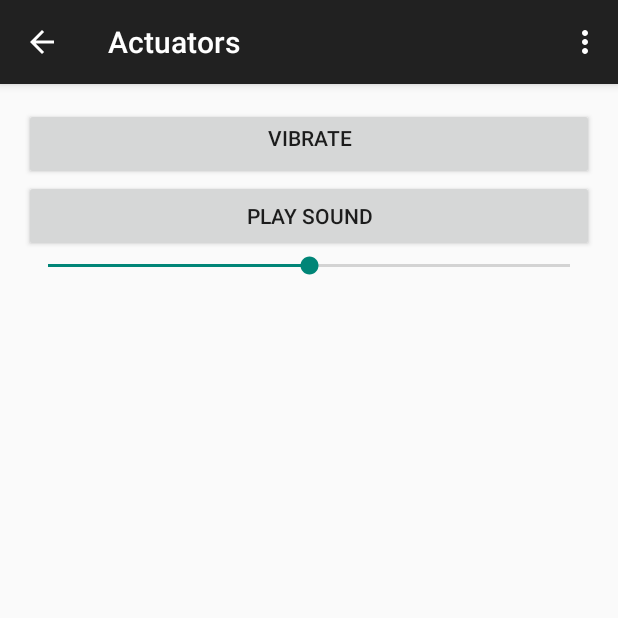
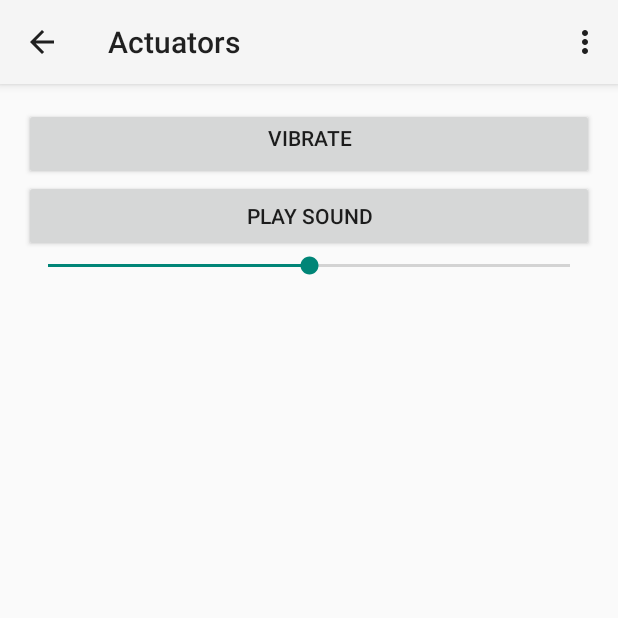
Before and after one commit to huoxiaoyao/DistSys1, an Android app: the screen it shows after launch (ActuatorsActivity), after a tap on "BUZZZZZ", on a phone screen of 412 x 824 dp, the top half of it. Run offline under Robolectric (Android 15) with nearby library versions, the phone set to English and light mode, and no system bars.

Commit message:
first working version, everything is working now. Changed naming, changed layout, Vibrate now works instantly. We are awesome^^

```diff
--- a/VS_fabianu_Sensors/app/src/main/AndroidManifest.xml
+++ b/VS_fabianu_Sensors/app/src/main/AndroidManifest.xml
@@ -7,7 +7,7 @@
         android:allowBackup="true"
         android:icon="@mipmap/ic_launcher"
         android:label="@string/app_name"
-        android:theme="@style/AppTheme" >
+        android:theme="@style/Theme.AppCompat.Light" >
         <activity
             android:name="ch.ethz.inf.vs.a1.fabianu.sensors.MainActivity"
             android:label="@string/app_name" >
@@ -18,7 +18,7 @@
             </intent-filter>
         </activity>
         <activity
-            android:name=".SensorActivity"
+            android:name="ch.ethz.inf.vs.a1.fabianu.sensors.SensorActivity"
             android:label="@string/title_activity_sensor"
             android:parentActivityName="ch.ethz.inf.vs.a1.fabianu.sensors.MainActivity" >
             <meta-data
--- a/VS_fabianu_Sensors/app/src/main/java/ch/ethz/inf/vs/a1/fabianu/sensors/ActuatorsActivity.java
+++ b/VS_fabianu_Sensors/app/src/main/java/ch/ethz/inf/vs/a1/fabianu/sensors/ActuatorsActivity.java
@@ -17,7 +17,7 @@ public class ActuatorsActivity extends AppCompatActivity {
 
     private Vibrator	vib =	null;
     private int duration =	50;
-    private int vibTime;
+    private int vibTime = 500;
 
     @Override
     protected void onCreate(Bundle savedInstanceState) {
--- a/VS_fabianu_Sensors/app/src/main/java/ch/ethz/inf/vs/a1/fabianu/sensors/MainActivity.java
+++ b/VS_fabianu_Sensors/app/src/main/java/ch/ethz/inf/vs/a1/fabianu/sensors/MainActivity.java
@@ -5,38 +5,53 @@ import android.content.Intent;
 import android.hardware.Sensor;
 import android.hardware.SensorManager;
 import android.os.Bundle;
+import android.support.v7.app.AppCompatActivity;
 import android.view.View;
+import android.widget.AdapterView;
 import android.widget.ArrayAdapter;
+import android.widget.ListView;
+import android.widget.Toast;
 
 import java.util.ArrayList;
 import java.util.List;
 
 import ch.ethz.inf.vs.a1.fabianu.sensors.R;
 
-public class MainActivity extends ListActivity {
+public class MainActivity extends AppCompatActivity {
 
-    private SensorManager mSensorManager;
+    public final static String SENSOR_INDEX = "ch.ethz.inf.vs.a1.fabianu.sensors.SENSOR_AC";
+
+    private ListView listView;
+    private SensorManager sManager;
+    private List<Sensor> sList;
 
     @Override
     protected void onCreate(Bundle savedInstanceState) {
         super.onCreate(savedInstanceState);
         setContentView(R.layout.activity_main);
 
-        SensorManager sManager = (SensorManager) this.getSystemService(this.SENSOR_SERVICE);
-        List<Sensor> sList = sManager.getSensorList(Sensor.TYPE_ALL);
+        listView = (ListView) findViewById(R.id.listView);
+        sManager = (SensorManager) this.getSystemService(this.SENSOR_SERVICE);
+        sList = sManager.getSensorList(Sensor.TYPE_ALL);
         List<String> sNames = new ArrayList();
         for (int i = 0; i <sList.size(); i++){
             sNames.add(((Sensor)sList.get(i)).getName());
         }
 
-        setListAdapter(new ArrayAdapter<String>(this, android.R.layout.simple_list_item_1, sNames));
-
-        getListView().setTextFilterEnabled(true);
+        listView.setAdapter(new ArrayAdapter<String>(this, android.R.layout.simple_list_item_1, sNames));
+        listView.setTextFilterEnabled(true);
+        listView.setOnItemClickListener(new AdapterView.OnItemClickListener() {
+            @Override
+            public void onItemClick(AdapterView<?> parent, View view, int position, long id) {
+                Intent startSensorAc = new Intent(MainActivity.this, SensorActivity.class);
+                startSensorAc.putExtra(MainActivity.SENSOR_INDEX, id);
+                MainActivity.this.startActivity(startSensorAc);
+            }
+        });
 
     }
 
     public void onClickTest(View v)	{
-
         Intent myIntent	= new Intent(this, ActuatorsActivity.class);
         this.startActivity(myIntent);
     }
--- a/VS_fabianu_Sensors/app/src/main/res/layout/activity_actuators.xml
+++ b/VS_fabianu_Sensors/app/src/main/res/layout/activity_actuators.xml
@@ -1,6 +1,8 @@
 <LinearLayout xmlns:android="http://schemas.android.com/apk/res/android"
-    xmlns:tools="http://schemas.android.com/tools" android:layout_width="match_parent"
-    android:layout_height="match_parent" android:paddingLeft="@dimen/activity_horizontal_margin"
+    xmlns:tools="http://schemas.android.com/tools"
+    android:layout_width="match_parent"
+    android:layout_height="match_parent"
+    android:paddingLeft="@dimen/activity_horizontal_margin"
     android:paddingRight="@dimen/activity_horizontal_margin"
     android:paddingTop="@dimen/activity_vertical_margin"
     android:paddingBottom="@dimen/activity_vertical_margin"
--- a/VS_fabianu_Sensors/app/src/main/res/layout/activity_main.xml
+++ b/VS_fabianu_Sensors/app/src/main/res/layout/activity_main.xml
@@ -9,7 +9,7 @@
     tools:context=".MainActivity"
     android:orientation="vertical">
 
-    <ListView android:id="@android:id/list"
+    <ListView android:id="@+id/listView"
         android:layout_width="wrap_content"
         android:layout_height="wrap_content"
         android:layout_weight="1"/>
--- a/VS_fabianu_Sensors/app/src/main/res/menu/menu_main.xml
+++ b/VS_fabianu_Sensors/app/src/main/res/menu/menu_main.xml
@@ -1,6 +1,7 @@
 <menu xmlns:android="http://schemas.android.com/apk/res/android"
     xmlns:app="http://schemas.android.com/apk/res-auto"
-    xmlns:tools="http://schemas.android.com/tools" tools:context=".MainActivity">
+    xmlns:tools="http://schemas.android.com/tools"
+    tools:context="ch.ethz.inf.vs.a1.fabianu.sensors.MainActivity">
     <item android:id="@+id/action_settings" android:title="@string/action_settings"
         android:orderInCategory="100" app:showAsAction="never" />
 </menu>
--- a/VS_fabianu_Sensors/app/src/main/res/values/strings.xml
+++ b/VS_fabianu_Sensors/app/src/main/res/values/strings.xml
@@ -1,5 +1,5 @@
 <resources>
-    <string name="app_name">Part One</string>
+    <string name="app_name">Sensori</string>
 
     <string name="hello_world">Hello world!</string>
     <string name="action_settings">Settings</string>
```
Also changed, not shown: VS_fabianu_Sensors/app/src/main/java/ch/ethz/inf/vs/a1/fabianu/sensors/SensorActivity.java (+53 -2 lines), VS_fabianu_Sensors/app/src/main/res/layout/activity_sensor.xml (+16 -7 lines).
